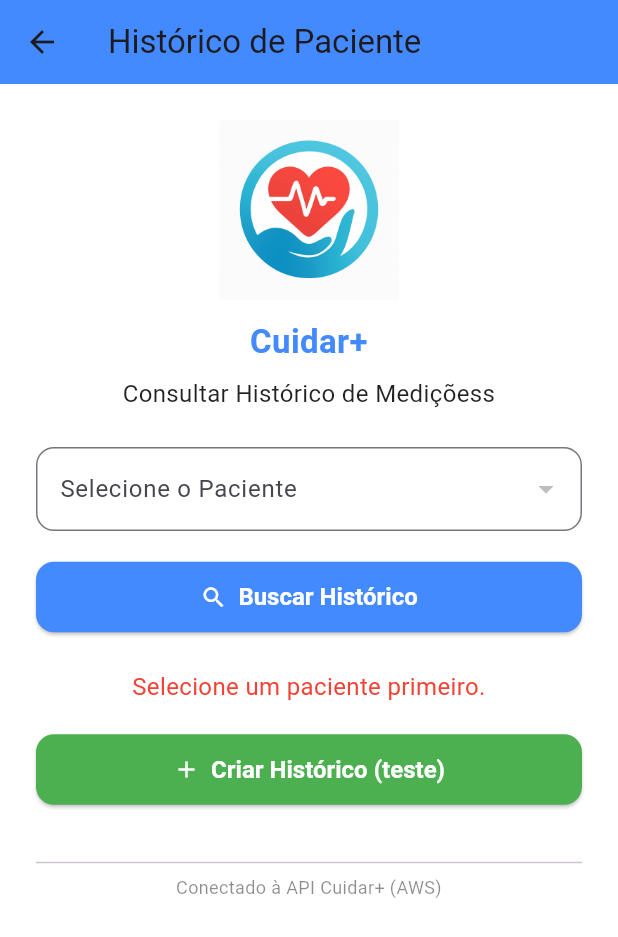
After one commit to 70br/oxycare_app, a Flutter app: the HomePage screen opened by its route, item 4 of the bottom bar chosen, after a tap on "Buscar Histórico", after a tap on "Criar Histórico (teste)", on a phone screen of 412 x 824 dp. The commit adds this screen. Shown: the top 937 px of the screen. Run offline on Flutter 3.47's test engine with Material 3 defaults, Android fonts, the phone set to English and light mode, and no system bars; our stand-ins replace open_file, shared_preferences; accounts and stored records are empty; network calls fail.

Commit message:
Atualiza main.dart, ListarPacientesPage, HomePage e adiciona HistoricoPage

```diff
--- /dev/null
+++ b/lib/historico_page.dart
@@ -0,0 +1,340 @@
+import 'package:flutter/material.dart';
+import 'package:http/http.dart' as http;
+import 'dart:convert';
+import 'package:shared_preferences/shared_preferences.dart';
+
+class HistoricoPage extends StatefulWidget {
+  const HistoricoPage({super.key});
+
+  @override
+  State<HistoricoPage> createState() => _HistoricoPageState();
+}
+
+class _HistoricoPageState extends State<HistoricoPage> {
+  String? pacienteSelecionadoId;
+  List<Map<String, String>> pacientes = [];
+  Map<String, dynamic>? historico;
+  bool carregandoPacientes = true;
+  bool carregando = false;
+  String? mensagem;
+
+  @override
+  void initState() {
+    super.initState();
+    carregarPacientes();
+  }
+
+  /// 🔹 Carrega lista de pacientes
+  Future<void> carregarPacientes() async {
+    try {
+      final prefs = await SharedPreferences.getInstance();
+      final token = prefs.getString('accessToken');
+      final url = Uri.parse('http://107.21.234.209:8080/api/Pacientes');
+
+      final resposta = await http.get(
+        url,
+        headers: {
+          'Authorization': 'Bearer $token',
+          'Content-Type': 'application/json',
+        },
+      );
+
+      if (resposta.statusCode == 200) {
+        final List lista = jsonDecode(resposta.body);
+        setState(() {
+          pacientes = lista
+              .map((p) => {
+                    'id': p['id'].toString(),
+                    'nome': p['nome'].toString(),
+                  })
+              .toList();
+        });
+      } else {
+        setState(() => mensagem = "Erro ao carregar pacientes.");
+      }
+    } catch (e) {
+      setState(() => mensagem = "Falha ao conectar ao servidor.");
+    } finally {
+      setState(() => carregandoPacientes = false);
+    }
+  }
+
+  /// 🔹 Busca histórico do paciente selecionado
+  Future<void> carregarHistorico() async {
+    if (pacienteSelecionadoId == null) {
+      setState(() => mensagem = "Selecione um paciente primeiro.");
+      return;
+    }
+
+    setState(() {
+      carregando = true;
+      mensagem = null;
+      historico = null;
+    });
+
+    try {
+      final prefs = await SharedPreferences.getInstance();
+      final token = prefs.getString('accessToken');
+      final url = Uri.parse(
+          'http://107.21.234.209:8080/api/Historicos/paciente/$pacienteSelecionadoId');
+
+      final resposta = await http.get(
+        url,
+        headers: {
+          'Authorization': 'Bearer $token',
+          'Content-Type': 'application/json',
+        },
+      );
+
+      if (resposta.statusCode == 200) {
+        setState(() {
+          historico = jsonDecode(resposta.body);
+        });
+      } else if (resposta.statusCode == 404) {
+        setState(() => mensagem = "Nenhum histórico encontrado.");
+      } else {
+        setState(() =>
+            mensagem = "Erro ao carregar histórico (${resposta.statusCode}).");
+      }
+    } catch (e) {
+      setState(() => mensagem = "Erro de conexão com o servidor.");
+    } finally {
+      setState(() => carregando = false);
+    }
+  }
+
+  /// 🔹 Deletar histórico do paciente
+  Future<void> deletarHistorico() async {
+    if (pacienteSelecionadoId == null) return;
+
+    final confirmar = await showDialog<bool>(
+      context: context,
+      builder: (context) => AlertDialog(
+        title: const Text("Excluir Histórico"),
+        content: const Text("Deseja realmente excluir este histórico?"),
+        actions: [
+          TextButton(
+              onPressed: () => Navigator.pop(context, false),
+              child: const Text("Cancelar")),
+          TextButton(
+              onPressed: () => Navigator.pop(context, true),
+              child: const Text("Excluir",
+                  style: TextStyle(color: Colors.red))),
+        ],
+      ),
+    );
+
+    if (confirmar != true) return;
+
+    try {
+      final prefs = await SharedPreferences.getInstance();
+      final token = prefs.getString('accessToken');
+      final url = Uri.parse(
+          'http://107.21.234.209:8080/api/Historicos/paciente/$pacienteSelecionadoId');
+
+      final resposta = await http.delete(
+        url,
+        headers: {
+          'Authorization': 'Bearer $token',
+          'Content-Type': 'application/json',
+        },
+      );
+
+      if (resposta.statusCode == 204) {
+        setState(() {
+          historico = null;
+          mensagem = "✅ Histórico excluído com sucesso!";
+        });
+      } else {
+        setState(() =>
+            mensagem = "Erro ao excluir (${resposta.statusCode}).");
+      }
+    } catch (e) {
+      setState(() => mensagem = "Erro ao conectar ao servidor.");
+    }
+  }
+
+  /// 🔹 Criar histórico (teste manual)
+  Future<void> criarHistoricoTeste() async {
+    if (pacienteSelecionadoId == null) {
+      setState(() => mensagem = "Selecione um paciente primeiro.");
+      return;
+    }
+
+    try {
+      final prefs = await SharedPreferences.getInstance();
+      final token = prefs.getString('accessToken');
+      final url = Uri.parse('http://107.21.234.209:8080/api/Historicos');
+
+      final body = jsonEncode({
+        "pacienteId": pacienteSelecionadoId,
+        "dataInicio": DateTime.now().toIso8601String(),
+        "dataFim": DateTime.now().toIso8601String(),
+      });
+
+      final resposta = await http.post(
+        url,
+        headers: {
+          'Authorization': 'Bearer $token',
+          'Content-Type': 'application/json',
+        },
+        body: body,
+      );
+
+      if (resposta.statusCode == 201) {
+        setState(() {
+          mensagem = "✅ Histórico criado com sucesso!";
+        });
+      } else {
+        setState(() {
+          mensagem =
+              "Erro ao criar histórico (${resposta.statusCode}): ${resposta.body}";
+        });
+      }
+    } catch (e) {
+      setState(() {
+        mensagem = "Erro de conexão com o servidor.";
+      });
+    }
+  }
+
+  ButtonStyle estiloBotao(Color cor) {
+    return ElevatedButton.styleFrom(
+      backgroundColor: cor,
+      foregroundColor: Colors.white,
+      padding: const EdgeInsets.symmetric(vertical: 14),
+      shape: RoundedRectangleBorder(borderRadius: BorderRadius.circular(12)),
+      textStyle: const TextStyle(fontSize: 16, fontWeight: FontWeight.bold),
+    );
+  }
+
+  @override
+  Widget build(BuildContext context) {
+    return Scaffold(
+      backgroundColor: Colors.white,
+      appBar: AppBar(
+        title: const Text("Histórico de Paciente"),
+        backgroundColor: Colors.blueAccent,
+      ),
+      body: Padding(
+        padding: const EdgeInsets.all(24.0),
+        child: SingleChildScrollView(
+          child: Column(
+            crossAxisAlignment: CrossAxisAlignment.stretch,
+            children: [
+              Image.asset('assets/logo_cuidar.png', height: 120),
+              const SizedBox(height: 12),
+              const Text(
+                'Cuidar+',
+                textAlign: TextAlign.center,
+                style: TextStyle(
+                    fontSize: 22,
+                    color: Colors.blueAccent,
+                    fontWeight: FontWeight.bold),
+              ),
+              const SizedBox(height: 8),
+              const Text(
+                'Consultar Histórico de Mediçõess',
+                textAlign: TextAlign.center,
+                style: TextStyle(fontSize: 16, color: Colors.black87),
+              ),
+              const SizedBox(height: 24),
+
+              carregandoPacientes
+                  ? const Center(
+                      child:
+                          CircularProgressIndicator(color: Colors.blueAccent))
+                  : DropdownButtonFormField<String>(
+                      value: pacienteSelecionadoId,
+                      decoration: InputDecoration(
+                        labelText: "Selecione o Paciente",
+                        border: OutlineInputBorder(
+                            borderRadius: BorderRadius.circular(12)),
+                      ),
+                      items: pacientes
+                          .map((p) => DropdownMenuItem(
+                                value: p['id'],
+                                child: Text(p['nome']!),
+                              ))
+                          .toList(),
+                      onChanged: (value) =>
+                          setState(() => pacienteSelecionadoId = value),
+                      validator: (v) =>
+                          v == null ? "Selecione um paciente" : null,
+                    ),
+              const SizedBox(height: 20),
+
+              ElevatedButton.icon(
+                onPressed: carregando ? null : carregarHistorico,
+                icon: const Icon(Icons.search),
+                label: carregando
+                    ? const CircularProgressIndicator(
+                        color: Colors.white, strokeWidth: 2)
+                    : const Text("Buscar Histórico"),
+                style: estiloBotao(Colors.blueAccent),
+              ),
+
+              const SizedBox(height: 24),
+
+              if (mensagem != null)
+                Text(
+                  mensagem!,
+                  textAlign: TextAlign.center,
+                  style: TextStyle(
+                    color: mensagem!.startsWith("✅")
+                        ? Colors.green
+                        : Colors.red,
+                    fontSize: 16,
+                  ),
+                ),
+
+              if (historico != null) ...[
+                const SizedBox(height: 16),
+                Card(
+                  elevation: 3,
+                  shape: RoundedRectangleBorder(
+                      borderRadius: BorderRadius.circular(12)),
+                  child: Padding(
+                    padding: const EdgeInsets.all(16),
+                    child: Column(
+                      crossAxisAlignment: CrossAxisAlignment.start,
+                      children: [
+                        Text("🩺 ID: ${historico!['id']}"),
+                        Text("📅 Início: ${historico!['dataInicio']}"),
+                        Text("📅 Fim: ${historico!['dataFim']}"),
+                        Text("🕒 Criado em: ${historico!['criadoEm']}"),
+                      ],
+                    ),
+                  ),
+                ),
+                const SizedBox(height: 16),
+                ElevatedButton.icon(
+                  onPressed: deletarHistorico,
+                  icon: const Icon(Icons.delete),
+                  label: const Text("Excluir Histórico"),
+                  style: estiloBotao(Colors.redAccent),
+                ),
+              ],
+
+              const SizedBox(height: 20),
+              ElevatedButton.icon(
+                onPressed: criarHistoricoTeste,
+                icon: const Icon(Icons.add),
+                label: const Text("Criar Histórico (teste)"),
+                style: estiloBotao(Colors.green),
+              ),
+
+              const SizedBox(height: 30),
+              const Divider(thickness: 1),
+              const Text(
+                'Conectado à API Cuidar+ (AWS)',
+                textAlign: TextAlign.center,
+                style: TextStyle(color: Colors.black45, fontSize: 12),
+              ),
+            ],
+          ),
+        ),
+      ),
+    );
+  }
+}
--- a/lib/home_page.dart
+++ b/lib/home_page.dart
@@ -49,7 +49,7 @@ class _HomePageState extends State<HomePage> {
         Navigator.pushNamed(context, '/listar_pacientes');
         break;
       case 3:
-        Navigator.pushNamed(context, '/historico_medicoes');
+        Navigator.pushNamed(context, '/historico_medicoes'); // ✅ mantém a rota correta
         break;
       case 4:
         Navigator.pushNamed(context, '/configuracoes');
@@ -97,8 +97,7 @@ class _HomePageState extends State<HomePage> {
 
               // Botão 1
               ElevatedButton.icon(
-                onPressed: () =>
-                    Navigator.pushNamed(context, '/listar_usuarios'),
+                onPressed: () => Navigator.pushNamed(context, '/listar_usuarios'),
                 icon: const Icon(Icons.group),
                 label: const Text('Gerenciar Usuários'),
                 style: _estiloBotao(Colors.blue),
@@ -107,18 +106,16 @@ class _HomePageState extends State<HomePage> {
 
               // Botão 2
               ElevatedButton.icon(
-                onPressed: () =>
-                    Navigator.pushNamed(context, '/listar_pacientes'),
+                onPressed: () => Navigator.pushNamed(context, '/listar_pacientes'),
                 icon: const Icon(Icons.local_hospital),
                 label: const Text('Gerenciar Pacientes'),
                 style: _estiloBotao(Colors.teal),
               ),
               const SizedBox(height: 18),
 
-              // 🔹 Novo Botão - Cadastrar Paciente
+              // Novo Botão - Cadastrar Paciente
               ElevatedButton.icon(
-                onPressed: () =>
-                    Navigator.pushNamed(context, '/cadastro_paciente'),
+                onPressed: () => Navigator.pushNamed(context, '/cadastro_paciente'),
                 icon: const Icon(Icons.person_add_alt_1),
                 label: const Text('Cadastrar Paciente'),
                 style: _estiloBotao(Colors.green),
@@ -127,8 +124,7 @@ class _HomePageState extends State<HomePage> {
 
               // Botão 3
               ElevatedButton.icon(
-                onPressed: () =>
-                    Navigator.pushNamed(context, '/registrar_medicao'),
+                onPressed: () => Navigator.pushNamed(context, '/registrar_medicao'),
                 icon: const Icon(Icons.monitor_heart),
                 label: const Text('Registrar Medição'),
                 style: _estiloBotao(Colors.redAccent),
@@ -137,18 +133,16 @@ class _HomePageState extends State<HomePage> {
 
               // Botão 4
               ElevatedButton.icon(
-                onPressed: () =>
-                    Navigator.pushNamed(context, '/historico_medicoes'),
+                onPressed: () => Navigator.pushNamed(context, '/historico_medicoes'),
                 icon: const Icon(Icons.timeline),
-                label: const Text('Histórico de Mediçõess'),
+                label: const Text('Histórico de Medições'),
                 style: _estiloBotao(Colors.deepPurple),
               ),
               const SizedBox(height: 18),
 
               // Botão 5
               ElevatedButton.icon(
-                onPressed: () =>
-                    Navigator.pushNamed(context, '/gerar_relatorio_pdf'),
+                onPressed: () => Navigator.pushNamed(context, '/gerar_relatorio_pdf'),
                 icon: const Icon(Icons.picture_as_pdf),
                 label: const Text('Gerar Relatório PDF'),
                 style: _estiloBotao(Colors.orange),
@@ -175,8 +169,7 @@ class _HomePageState extends State<HomePage> {
         items: const [
           BottomNavigationBarItem(icon: Icon(Icons.home), label: 'Início'),
           BottomNavigationBarItem(icon: Icon(Icons.group), label: 'Usuários'),
-          BottomNavigationBarItem(
-              icon: Icon(Icons.local_hospital), label: 'Pacientes'),
+          BottomNavigationBarItem(icon: Icon(Icons.local_hospital), label: 'Pacientes'),
           BottomNavigationBarItem(icon: Icon(Icons.timeline), label: 'Histórico'),
           BottomNavigationBarItem(icon: Icon(Icons.settings), label: 'Configurações'),
         ],
--- a/lib/main.dart
+++ b/lib/main.dart
@@ -4,7 +4,7 @@ import 'package:http/http.dart' as http;
 import 'dart:convert';
 import 'package:shared_preferences/shared_preferences.dart';
 
-// Apenas as telas existentes:
+// Suas telas já existentes:
 import 'login_page.dart';
 import 'home_page.dart';
 import 'cadastro_usuario_page.dart';
@@ -13,6 +13,9 @@ import 'listar_pacientes_page.dart';
 import 'listar_usuarios_page.dart';
 import 'registrar_medicao_page.dart';
 import 'gerar_relatorio_page.dart';
+
+// Nova tela de histórico
+import 'historico_page.dart';
 
 void main() => runApp(const CuidarApp());
 
@@ -38,7 +41,6 @@ class CuidarApp extends StatelessWidget {
         GlobalCupertinoLocalizations.delegate,
       ],
 
-      // Apenas rotas válidas
       routes: {
         '/': (context) => const LoginPage(),
         '/home': (context) => const HomePage(),
@@ -47,7 +49,20 @@ class CuidarApp extends StatelessWidget {
         '/listar_pacientes': (context) => const ListarPacientesPage(),
         '/listar_usuarios': (context) => const ListarUsuariosPage(),
         '/registrar_medicao': (context) => const RegistrarMedicaoPage(),
+
+        // Sem argumentos aqui, porque agora usaremos onGenerateRoute para pegar os parâmetros
         '/gerar_relatorio': (context) => const GerarRelatorioPage(),
+      },
+
+      /// Rotas que precisam receber argumentos via pushNamed()
+      onGenerateRoute: (settings) {
+        if (settings.name == '/historico' || settings.name == '/historico_medicoes') {
+          // ❌ Removido args que causava erro
+          return MaterialPageRoute(
+            builder: (_) => const HistoricoPage(), // ✅ chamada sem parâmetros
+          );
+        }
+        return null;
       },
     );
   }
```
Also changed, not shown: lib/listar_pacientes_page.dart (+62 -3 lines), 2 other files.
